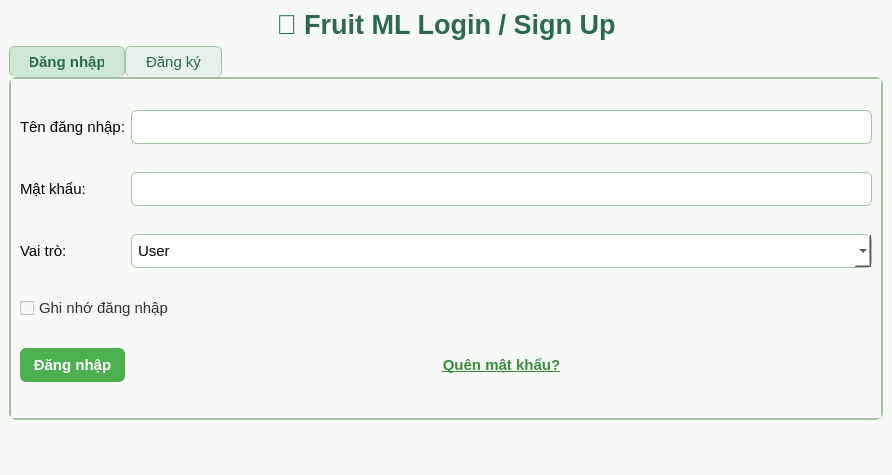
Old version of the form final_ml/ui/ui_login_signup.ui in the repository bichnga1845/MLBA_FinalProjectt.
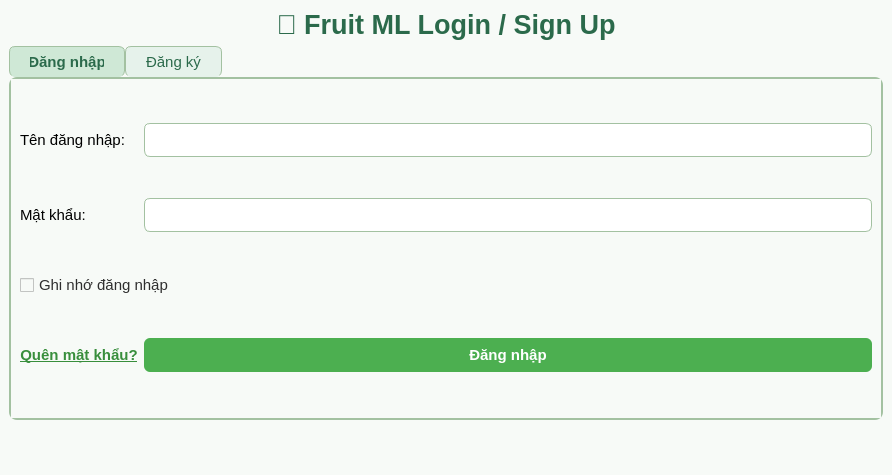
New version of the form.

The edit to the form file:
```diff
--- a/final_ml/ui/ui_login_signup.ui
+++ b/final_ml/ui/ui_login_signup.ui
@@ -119,42 +119,21 @@
           </property>
          </widget>
         </item>
-        <item row="2" column="0">
-         <widget class="QLabel" name="lblRoleLogin">
-          <property name="text">
-           <string>Vai trò:</string>
-          </property>
-         </widget>
-        </item>
-        <item row="2" column="1">
-         <widget class="QComboBox" name="comboRoleLogin">
-          <item>
-           <property name="text">
-            <string>User</string>
-           </property>
-          </item>
-          <item>
-           <property name="text">
-            <string>Admin</string>
-           </property>
-          </item>
-         </widget>
-        </item>
-        <item row="3" column="0" colspan="2">
+        <item row="2" column="0" colspan="2">
          <widget class="QCheckBox" name="chkRemember">
           <property name="text">
            <string>Ghi nhớ đăng nhập</string>
           </property>
          </widget>
         </item>
-        <item row="4" column="0">
+        <item row="3" column="1">
          <widget class="QPushButton" name="btnLogin">
           <property name="text">
            <string>Đăng nhập</string>
           </property>
          </widget>
         </item>
-        <item row="4" column="1">
+        <item row="3" column="0">
          <widget class="QPushButton" name="btnForgotPassword">
           <property name="font">
            <font>
```
Left out of the diff: 14 changed lines with no effect on the pictures.
